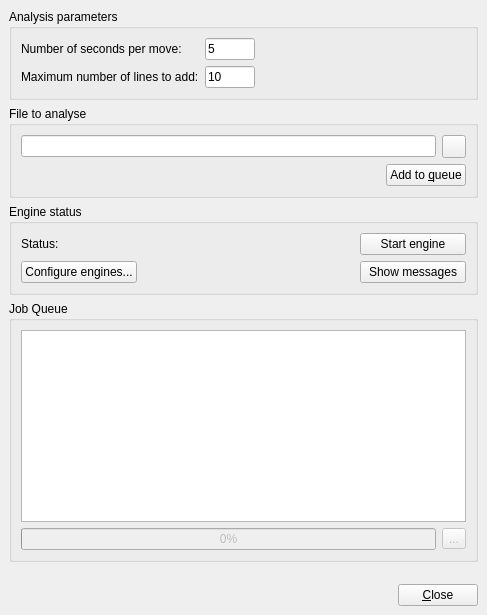
Qt form src/analyze_gui.ui (bernds/q5Go) before a commit.
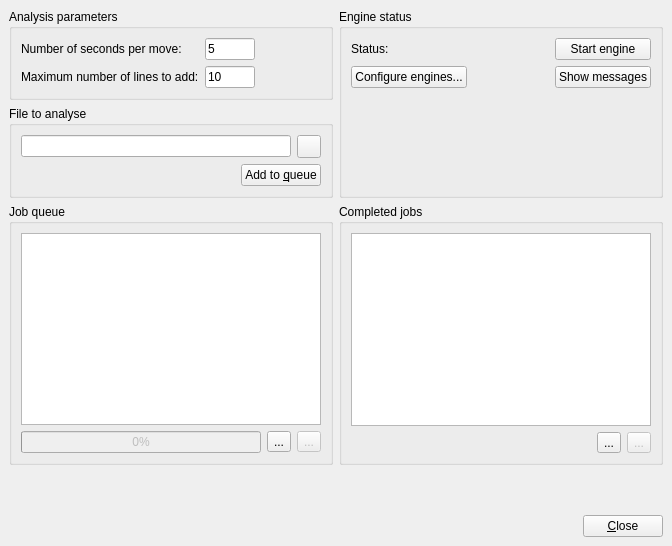
The same form after that commit. Icons and pictures are not drawn.

Commit message: Add a finished jobs list to the batch analyzer

The edit to the form file:
```diff
--- a/src/analyze_gui.ui
+++ b/src/analyze_gui.ui
@@ -6,16 +6,16 @@
    <rect>
     <x>0</x>
     <y>0</y>
-    <width>487</width>
-    <height>615</height>
+    <width>672</width>
+    <height>546</height>
    </rect>
   </property>
   <property name="windowTitle">
    <string>Batch computer analysis</string>
   </property>
   <widget class="QWidget" name="centralwidget">
-   <layout class="QVBoxLayout" name="verticalLayout_2">
-    <item>
+   <layout class="QGridLayout" name="gridLayout_6" columnstretch="1,1">
+    <item row="0" column="0">
      <widget class="QGroupBox" name="groupBox_2">
       <property name="title">
        <string>Analysis parameters</string>
@@ -93,7 +93,153 @@
       </layout>
      </widget>
     </item>
-    <item>
+    <item row="2" column="0">
+     <widget class="QGroupBox" name="groupBox_3">
+      <property name="title">
+       <string>Job queue</string>
+      </property>
+      <layout class="QGridLayout" name="gridLayout">
+       <item row="1" column="1">
+        <widget class="QProgressBar" name="progressBar">
+         <property name="enabled">
+          <bool>false</bool>
+         </property>
+         <property name="sizePolicy">
+          <sizepolicy hsizetype="Expanding" vsizetype="Expanding">
+           <horstretch>0</horstretch>
+           <verstretch>0</verstretch>
+          </sizepolicy>
+         </property>
+         <property name="value">
+          <number>0</number>
+         </property>
+        </widget>
+       </item>
+       <item row="1" column="3">
+        <widget class="QToolButton" name="openButton">
+         <property name="enabled">
+          <bool>false</bool>
+         </property>
+         <property name="toolTip">
+          <string>Observe progress in board window</string>
+         </property>
+         <property name="text">
+          <string>...</string>
+         </property>
+         <property name="icon">
+          <iconset resource="q4go.qrc">
+           <normaloff>:/ClientWindowGui/images/clientwindow/new_board.png</normaloff>:/ClientWindowGui/images/clientwindow/new_board.png</iconset>
+         </property>
+        </widget>
+       </item>
+       <item row="0" column="1" colspan="3">
+        <widget class="QListView" name="jobView">
+         <property name="editTriggers">
+          <set>QAbstractItemView::NoEditTriggers</set>
+         </property>
+         <property name="dragEnabled">
+          <bool>true</bool>
+         </property>
+         <property name="dragDropMode">
+          <enum>QAbstractItemView::InternalMove</enum>
+         </property>
+        </widget>
+       </item>
+       <item row="1" column="2">
+        <widget class="QToolButton" name="trashButton">
+         <property name="text">
+          <string>...</string>
+         </property>
+         <property name="icon">
+          <iconset resource="q4go.qrc">
+           <normaloff>:/images/trash.png</normaloff>:/images/trash.png</iconset>
+         </property>
+        </widget>
+       </item>
+      </layout>
+     </widget>
+    </item>
+    <item row="2" column="1">
+     <widget class="QGroupBox" name="groupBox_5">
+      <property name="title">
+       <string>Completed jobs</string>
+      </property>
+      <layout class="QGridLayout" name="gridLayout_5">
+       <item row="0" column="1" colspan="2">
+        <widget class="QListView" name="doneView">
+         <property name="editTriggers">
+          <set>QAbstractItemView::NoEditTriggers</set>
+         </property>
+         <property name="dragEnabled">
+          <bool>true</bool>
+         </property>
+         <property name="dragDropMode">
+          <enum>QAbstractItemView::InternalMove</enum>
+         </property>
+        </widget>
+       </item>
+       <item row="1" column="1" colspan="2">
+        <layout class="QHBoxLayout" name="horizontalLayout_2">
+         <item>
+          <spacer name="horizontalSpacer_3">
+           <property name="orientation">
+            <enum>Qt::Horizontal</enum>
+           </property>
+           <property name="sizeHint" stdset="0">
+            <size>
+             <width>1</width>
+             <height>20</height>
+            </size>
+           </property>
+          </spacer>
+         </item>
+         <item>
+          <widget class="QToolButton" name="trashDoneButton">
+           <property name="text">
+            <string>...</string>
+           </property>
+           <property name="icon">
+            <iconset resource="q4go.qrc">
+             <normaloff>:/images/trash.png</normaloff>:/images/trash.png</iconset>
+           </property>
+          </widget>
+         </item>
+         <item>
+          <widget class="QToolButton" name="openDoneButton">
+           <property name="enabled">
+            <bool>false</bool>
+           </property>
+           <property name="toolTip">
+            <string>Observe progress in board window</string>
+           </property>
+           <property name="text">
+            <string>...</string>
+           </property>
+           <property name="icon">
+            <iconset resource="q4go.qrc">
+             <normaloff>:/ClientWindowGui/images/clientwindow/new_board.png</normaloff>:/ClientWindowGui/images/clientwindow/new_board.png</iconset>
+           </property>
+          </widget>
+         </item>
+        </layout>
+       </item>
+      </layout>
+     </widget>
+    </item>
+    <item row="3" column="0">
+     <spacer name="verticalSpacer">
+      <property name="orientation">
+       <enum>Qt::Vertical</enum>
+      </property>
+      <property name="sizeHint" stdset="0">
+       <size>
+        <width>20</width>
+        <height>1</height>
+       </size>
+      </property>
+     </spacer>
+    </item>
+    <item row="1" column="0">
      <widget class="QGroupBox" name="groupBox">
       <property name="title">
        <string>File to analyse</string>
@@ -118,7 +264,7 @@
            </property>
            <property name="icon">
             <iconset resource="q4go.qrc">
-             <normaloff>:/NewAIGameDlgGui/images/newaigamedlg/image0.png</normaloff>:/NewAIGameDlgGui/images/newaigamedlg/image0.png</iconset>
+             <normaloff>:/ClientWindowGui/images/clientwindow/fileopen.png</normaloff>:/ClientWindowGui/images/clientwindow/fileopen.png</iconset>
            </property>
           </widget>
          </item>
@@ -140,24 +286,18 @@
       </layout>
      </widget>
     </item>
-    <item>
+    <item row="0" column="1" rowspan="2">
      <widget class="QGroupBox" name="groupBox_4">
       <property name="title">
        <string>Engine status</string>
       </property>
       <layout class="QGridLayout" name="gridLayout_2">
-       <item row="1" column="1" colspan="2">
-        <spacer name="horizontalSpacer_4">
-         <property name="orientation">
-          <enum>Qt::Horizontal</enum>
+       <item row="1" column="3">
+        <widget class="QPushButton" name="engineLogButton">
+         <property name="text">
+          <string>Show messages</string>
          </property>
-         <property name="sizeHint" stdset="0">
-          <size>
-           <width>40</width>
-           <height>20</height>
-          </size>
-         </property>
-        </spacer>
+        </widget>
        </item>
        <item row="0" column="3">
         <widget class="QPushButton" name="engineStartButton">
@@ -166,20 +306,6 @@
          </property>
         </widget>
        </item>
-       <item row="0" column="0" colspan="3">
-        <widget class="QLabel" name="engineStatusLabel">
-         <property name="text">
-          <string>Status:</string>
-         </property>
-        </widget>
-       </item>
-       <item row="1" column="3">
-        <widget class="QPushButton" name="engineLogButton">
-         <property name="text">
-          <string>Show messages</string>
-         </property>
-        </widget>
-       </item>
        <item row="1" column="0">
         <widget class="QPushButton" name="configureButton">
          <property name="toolTip">
@@ -190,72 +316,43 @@
          </property>
         </widget>
        </item>
-      </layout>
-     </widget>
-    </item>
-    <item>
-     <widget class="QGroupBox" name="groupBox_3">
-      <property name="title">
-       <string>Job Queue</string>
-      </property>
-      <layout class="QGridLayout" name="gridLayout">
-       <item row="1" column="1">
-        <widget class="QProgressBar" name="progressBar">
-         <property name="enabled">
-          <bool>false</bool>
-         </property>
-         <property name="value">
-          <number>0</number>
-         </property>
-        </widget>
-       </item>
-       <item row="1" column="2">
-        <widget class="QToolButton" name="openButton">
-         <property name="enabled">
-          <bool>false</bool>
-         </property>
-         <property name="toolTip">
-          <string>Observe progress in board window</string>
-         </property>
+       <item row="0" column="0" colspan="3">
+        <widget class="QLabel" name="engineStatusLabel">
          <property name="text">
-          <string>...</string>
+          <string>Status:</string>
          </property>
-         <property name="icon">
-          <iconset resource="q4go.qrc">
-           <normaloff>:/ClientWindowGui/images/clientwindow/new_board.png</normaloff>:/ClientWindowGui/images/clientwindow/new_board.png</iconset>
-         </property>
         </widget>
        </item>
-       <item row="0" column="1" colspan="2">
-        <widget class="QListView" name="jobView">
-         <property name="editTriggers">
-          <set>QAbstractItemView::NoEditTriggers</set>
+       <item row="1" column="1" colspan="2">
+        <spacer name="horizontalSpacer_4">
+         <property name="orientation">
+          <enum>Qt::Horizontal</enum>
          </property>
-         <property name="dragEnabled">
-          <bool>true</bool>
+         <property name="sizeHint" stdset="0">
+          <size>
+           <width>40</width>
+           <height>20</height>
+          </size>
          </property>
-         <property name="dragDropMode">
-          <enum>QAbstractItemView::InternalMove</enum>
+        </spacer>
+       </item>
+       <item row="2" column="1">
+        <spacer name="verticalSpacer_2">
+         <property name="orientation">
+          <enum>Qt::Vertical</enum>
          </property>
-        </widget>
+         <property name="sizeHint" stdset="0">
+          <size>
+           <width>20</width>
+           <height>40</height>
+          </size>
+         </property>
+        </spacer>
        </item>
       </layout>
      </widget>
     </item>
-    <item>
-     <spacer name="verticalSpacer">
-      <property name="orientation">
-       <enum>Qt::Vertical</enum>
-      </property>
-      <property name="sizeHint" stdset="0">
-       <size>
-        <width>20</width>
-        <height>1</height>
-       </size>
-      </property>
-     </spacer>
-    </item>
-    <item>
+    <item row="4" column="0" colspan="2">
      <layout class="QHBoxLayout">
       <property name="spacing">
        <number>6</number>
```
The commit also changes 4 other files.
